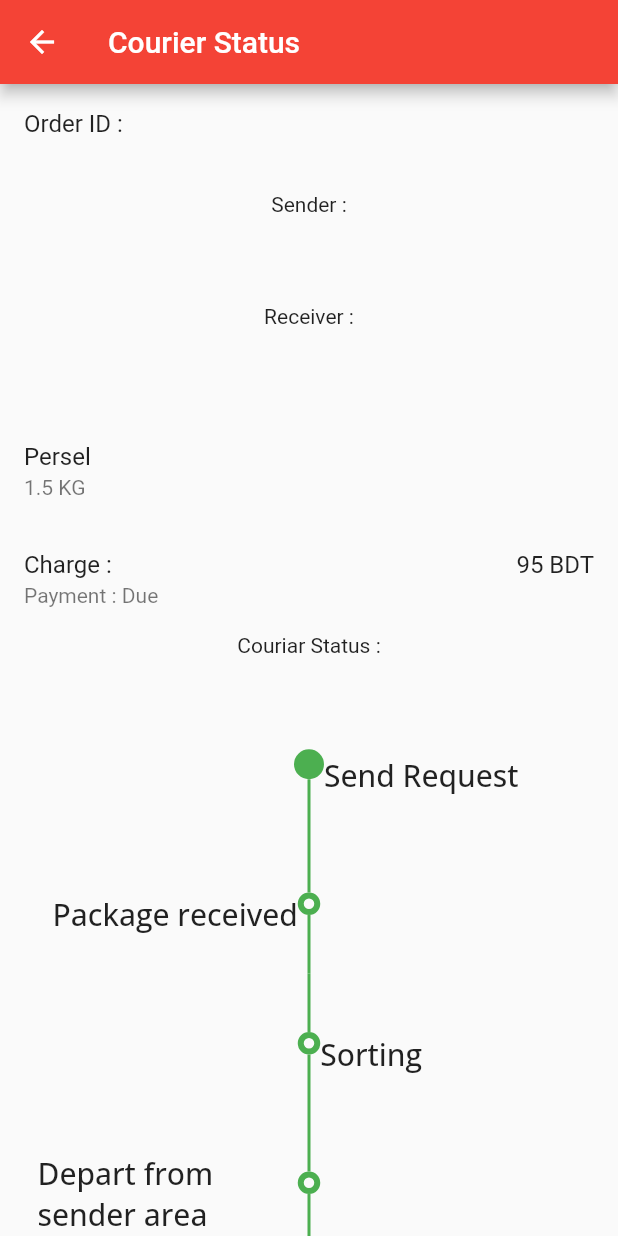
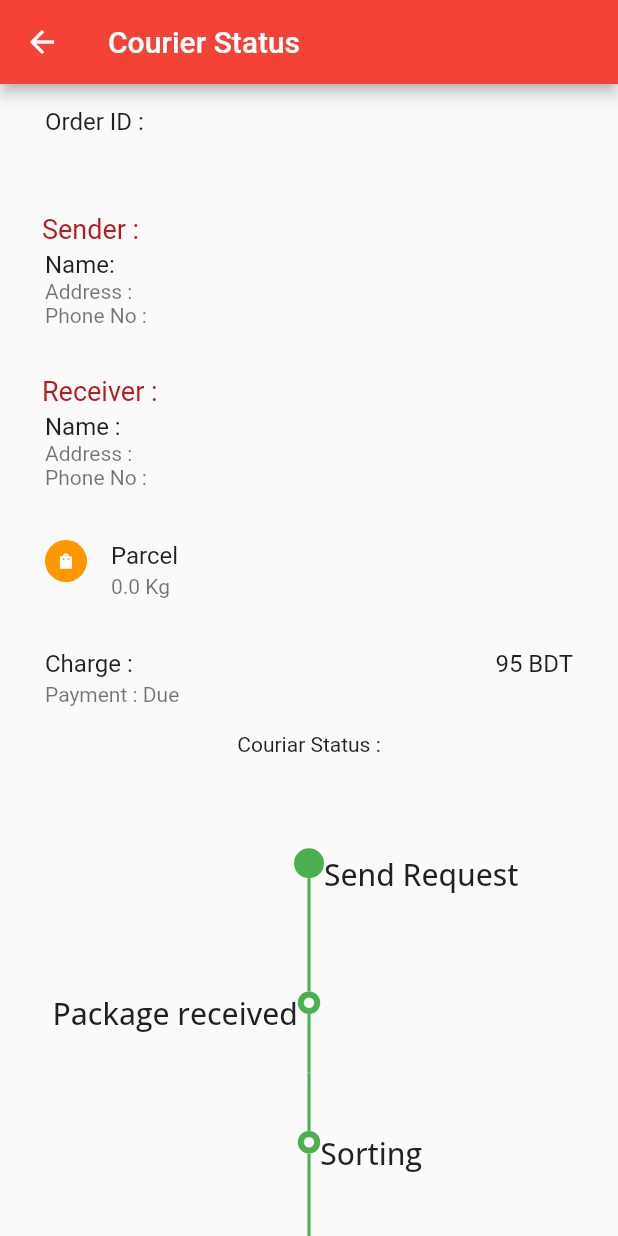
Before and after one commit to gblbd/ride_shareing, a Flutter app: the CourierStatus screen opened directly with empty values, on a phone screen of 412 x 824 dp. Run offline on Flutter 3.47's test engine with Material 2 defaults, Android fonts, the phone set to English and light mode, and no system bars; drawn by our look-alikes of timelines; our stand-ins replace animated_splash_screen, awesome_notifications, buttons_tabbar, dotted_border, firebase_core, firebase_database and 14 more; missing offline and left inert: another_stepper, geocoder2; accounts and stored records are empty.

Commit message:
✅✅✅ Update 12:37PM

```diff
--- a/lib/Pages/HomePage/Courier/couriar_status.dart
+++ b/lib/Pages/HomePage/Courier/couriar_status.dart
@@ -29,6 +29,7 @@ class CourierStatus extends StatelessWidget
 
    CourierStatus({super.key, required this.senderName, required this.SenderPhoneNumber, required this.senderAddress, required this.Receivername, required this.ReceiverPhoneNumber, required this.ReceiverAddress, required this.ParcelWaight, required this.ID, required this.CourierStat});
 
+   bool Parcel=true;
 
   @override
   Widget build(BuildContext context) {
@@ -43,19 +44,32 @@ class CourierStatus extends StatelessWidget
           child: Column(
             children: [
 
-              ListTile(
-                title: Text("Order ID : "),
-                subtitle: Text("${ID}"),
+              Padding(
+                padding: const EdgeInsets.only(left: 14.0),
+                child: ListTile(
+                  title: Text("Order ID :"),
+                  subtitle: Text("${ID}",
+                    style: TextStyle(fontSize: 20,fontWeight: FontWeight.w400,color: Colors.black),
+
+                  ),
+                ),
               ),
 
 
               Container(
+                padding: EdgeInsets.all(14),
                   child: Column(
+                    crossAxisAlignment: CrossAxisAlignment.start,
                     children: [
-                      Text("Sender :"),
+                      Padding(
+                        padding: const EdgeInsets.only(left: 14.0),
+                        child: Text("Sender :",
+                          style: TextStyle(fontSize: 18,color: Colors.red.shade900,fontWeight: FontWeight.w400),
+                        ),
+                      ),
                       ListTile(
-                        title: Text("${senderName}"),
-                        subtitle: Text("${senderAddress}\n${SenderPhoneNumber}"),
+                        title: Text("Name: ${senderName}"),
+                        subtitle: Text("Address : ${senderAddress}\nPhone No : ${SenderPhoneNumber}"),
                       ),
 
 
@@ -64,13 +78,20 @@ class CourierStatus extends StatelessWidget
               ),
 
               Container(
+                padding: EdgeInsets.all(14),
                 child: Column(
+                  crossAxisAlignment: CrossAxisAlignment.start,
                   children: [
 
-                    Text("Receiver :"),
+                    Padding(
+                      padding: const EdgeInsets.only(left: 14.0),
+                      child: Text("Receiver :",
+                      style: TextStyle(fontSize: 18,color: Colors.red.shade900,fontWeight: FontWeight.w400),
+                      ),
+                    ),
                     ListTile(
-                      title: Text("${Receivername}"),
-                      subtitle: Text("${ReceiverAddress}\n${ReceiverPhoneNumber}"),
+                      title: Text("Name : ${Receivername}"),
+                      subtitle: Text("Address : ${ReceiverAddress}\nPhone No : ${ReceiverPhoneNumber}"),
                     ),
 
 
@@ -78,12 +99,33 @@ class CourierStatus extends StatelessWidget
                 ),
               ),
 
-              ListTile(
-                title: Text("Persel"),
-                subtitle: Text("1.5 KG"),
+              Padding(
+                padding: const EdgeInsets.only(left: 14.0),
+                child: Parcel ? ListTile(
+                  minLeadingWidth: 0.0,
+                  minVerticalPadding: 0.0,
+                  leading: CircleAvatar(child: Icon(Icons.shopping_bag_sharp,color: Colors.white,size: 12,),
+                    backgroundColor: Colors.orange,
+                    radius: 14,
+                  ),
+                  title: Text("Parcel"),
+                  subtitle: Text("${ParcelWaight} Kg"),
+                ):ListTile(
+                  minLeadingWidth: 0.0,
+                  minVerticalPadding: 0.0,
+                  leading:    CircleAvatar(
+                    child: Icon(Icons.library_books_sharp,color: Colors.white,size: 10,),
+                    backgroundColor: Colors.green.shade900,
+                    radius: 14,
+                  ),
+                  title: Text("Document"),
+                  subtitle: Text("${ParcelWaight} Kg"),
+                ) ,
               ),
 
-              ListTile(
+              Padding(
+                padding: const EdgeInsets.only(left: 14.0,right: 14.0),
+                child: ListTile(
                   title: Row(
                     mainAxisAlignment: MainAxisAlignment.spaceBetween,
                     children: [
@@ -94,26 +136,12 @@ class CourierStatus extends StatelessWidget
 
                   subtitle: Text("Payment : Due"),
                 ),
+              ),
 
 
               Text("Couriar Status :"),
 
 
-              // Timeline.tileBuilder(
-              //   shrinkWrap: true,
-              //   builder: TimelineTileBuilder.fromStyle(
-              //     contentsAlign: ContentsAlign.alternating,
-              //
-              //     contentsBuilder: (context, index) => Padding(
-              //       padding: const EdgeInsets.all(24.0),
-              //       child: Text('${_processes[index]}'),
-              //     ),
-              //
-              //
-              //     itemCount: _processes.length,
-              //   ),
-              //
-              // ),
 
 
 
--- a/lib/Pages/HomePage/HomeScreen.dart
+++ b/lib/Pages/HomePage/HomeScreen.dart
@@ -226,6 +226,7 @@ class _HomeScreenState extends State<HomeScreen> {
                                         phoneNumbers: widget.phoneNumber,
                                         pin: widget.pin,
                                         fullname: widget.fullname,
+
                                       );
                                     },
                                   ),
@@ -349,6 +350,7 @@ class _HomeScreenState extends State<HomeScreen> {
                                         phoneNumbers: widget.phoneNumber,
                                         pin: widget.pin,
                                         fullname: widget.fullname,
+
                                       );
                                     },
                                   ),
```
Also changed, not shown: lib/Pages/HomePage/Courier/CourierHistory.dart (+73 -2 lines), lib/Pages/HomePage/Courier/CourierHistoryStatus.dart (added, +175 -0 lines), lib/Pages/HomePage/Courier/PathaoCourierPage.dart (+10 -3 lines), pubspec.lock. Lines whose indentation alone changed are shown as unchanged.
